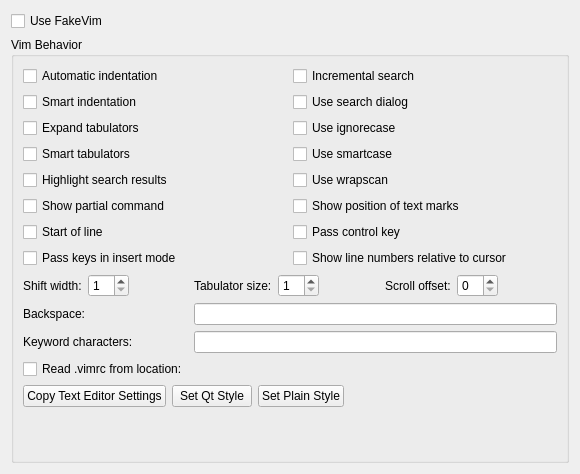
qt-creator/qt-creator, file src/plugins/fakevim/fakevimoptions.ui: the form before one commit.
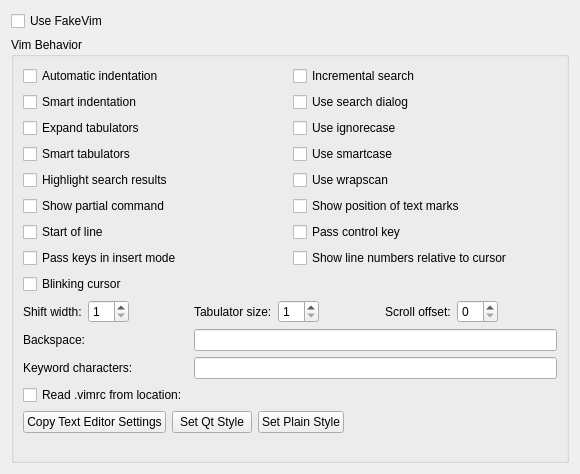
The form after the commit. Custom widgets are drawn as their Qt base class.

Commit message:
FakeVim: Disable cursor blinking by default
Add an option to enable

Task-number: QTCREATORBUG-21613

Diff of the .ui file:
```diff
--- a/src/plugins/fakevim/fakevimoptions.ui
+++ b/src/plugins/fakevim/fakevimoptions.ui
@@ -130,6 +130,13 @@
           </property>
          </widget>
         </item>
+        <item row="8" column="0">
+         <widget class="QCheckBox" name="checkBoxBlinkingCursor">
+          <property name="text">
+           <string>Blinking cursor</string>
+          </property>
+         </widget>
+        </item>
         <item row="5" column="1">
          <widget class="QCheckBox" name="checkBoxShowMarks">
           <property name="text">
```
The commit also changes 3 other files.
